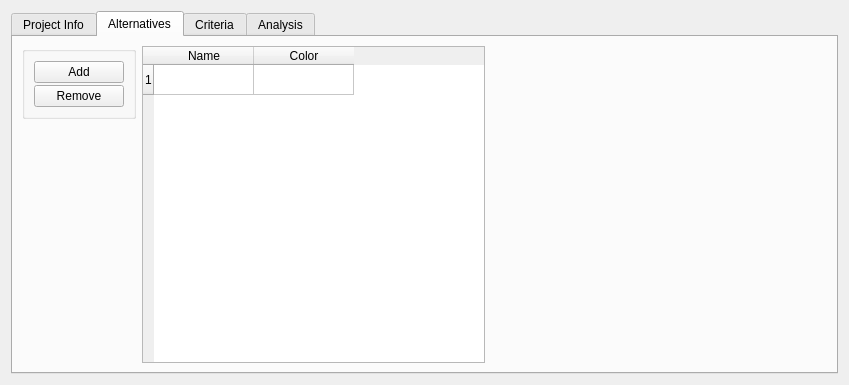
This is src/gui/project_view.ui in Ecotrust/delphos as Qt 5 draws it before an edit. The edited form follows.
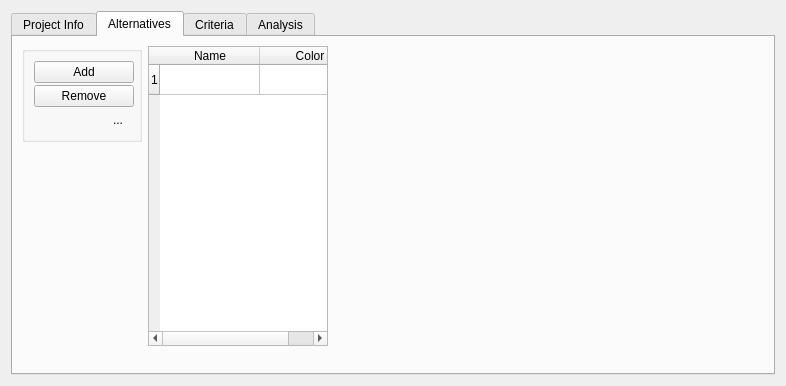
This is the edited form. The open tabs and pages were chosen to show the change. Icons and pictures are not drawn. Custom widgets are drawn as their Qt base class.

The edit to the form file:
```diff
--- a/src/gui/project_view.ui
+++ b/src/gui/project_view.ui
@@ -8,8 +8,8 @@
    <rect>
     <x>0</x>
     <y>0</y>
-    <width>849</width>
-    <height>381</height>
+    <width>786</width>
+    <height>382</height>
    </rect>
   </property>
   <property name="font" >
@@ -205,10 +205,16 @@
           <widget class="QGroupBox" name="groupBox" >
            <property name="minimumSize" >
             <size>
-             <width>114</width>
+             <width>0</width>
              <height>0</height>
             </size>
            </property>
+           <property name="maximumSize" >
+            <size>
+             <width>120</width>
+             <height>16777215</height>
+            </size>
+           </property>
            <property name="title" >
             <string/>
            </property>
@@ -218,6 +224,12 @@
             </property>
             <item>
              <widget class="QPushButton" name="add_altern_button" >
+              <property name="minimumSize" >
+               <size>
+                <width>100</width>
+                <height>0</height>
+               </size>
+              </property>
               <property name="focusPolicy" >
                <enum>Qt::StrongFocus</enum>
               </property>
@@ -228,11 +240,53 @@
             </item>
             <item>
              <widget class="QPushButton" name="remove_altern_button" >
+              <property name="minimumSize" >
+               <size>
+                <width>100</width>
+                <height>0</height>
+               </size>
+              </property>
               <property name="text" >
                <string>Remove</string>
               </property>
              </widget>
             </item>
+            <item>
+             <layout class="QHBoxLayout" >
+              <item>
+               <spacer>
+                <property name="orientation" >
+                 <enum>Qt::Horizontal</enum>
+                </property>
+                <property name="sizeHint" >
+                 <size>
+                  <width>0</width>
+                  <height>10</height>
+                 </size>
+                </property>
+               </spacer>
+              </item>
+              <item>
+               <widget class="QToolButton" name="help_button" >
+                <property name="text" >
+                 <string>...</string>
+                </property>
+                <property name="icon" >
+                 <iconset resource="../resources.qrc" >:/images/help.png</iconset>
+                </property>
+                <property name="iconSize" >
+                 <size>
+                  <width>24</width>
+                  <height>24</height>
+                 </size>
+                </property>
+                <property name="autoRaise" >
+                 <bool>true</bool>
+                </property>
+               </widget>
+              </item>
+             </layout>
+            </item>
            </layout>
           </widget>
          </item>
@@ -243,14 +297,16 @@
            </property>
            <property name="sizeHint" >
             <size>
-             <width>20</width>
-             <height>40</height>
+             <width>40</width>
+             <height>201</height>
             </size>
            </property>
           </spacer>
          </item>
         </layout>
        </item>
+       <item>
+        <layout class="QVBoxLayout" >
        <item>
         <widget class="AlternativeTableWidget" name="altern_table" >
          <property name="enabled" >
@@ -258,8 +314,14 @@
          </property>
          <property name="minimumSize" >
           <size>
-           <width>120</width>
-           <height>60</height>
+             <width>180</width>
+             <height>300</height>
+            </size>
+           </property>
+           <property name="maximumSize" >
+            <size>
+             <width>16777215</width>
+             <height>300</height>
           </size>
          </property>
          <property name="mouseTracking" >
@@ -306,12 +368,27 @@
        <item>
         <spacer>
          <property name="orientation" >
+            <enum>Qt::Vertical</enum>
+           </property>
+           <property name="sizeHint" >
+            <size>
+             <width>20</width>
+             <height>40</height>
+            </size>
+           </property>
+          </spacer>
+         </item>
+        </layout>
+       </item>
+       <item>
+        <spacer>
+         <property name="orientation" >
           <enum>Qt::Horizontal</enum>
          </property>
          <property name="sizeHint" >
           <size>
-           <width>40</width>
-           <height>20</height>
+           <width>800</width>
+           <height>316</height>
           </size>
          </property>
         </spacer>
```
Left out of the diff: 232 changed lines with no effect on the pictures. Lines whose indentation alone changed are shown as unchanged.
